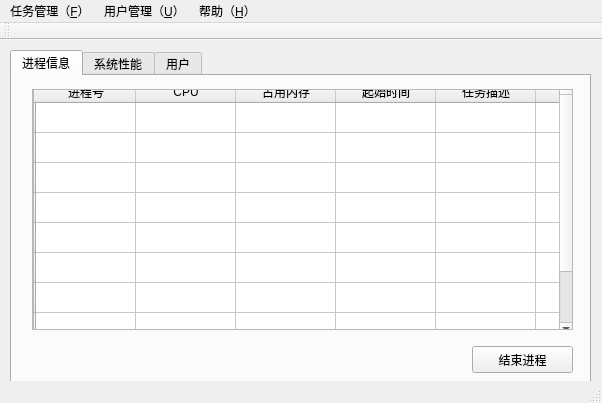
Above: ProcessManagement/processmanage.ui from demon101680/S-L before the change. Below: the same form after it.
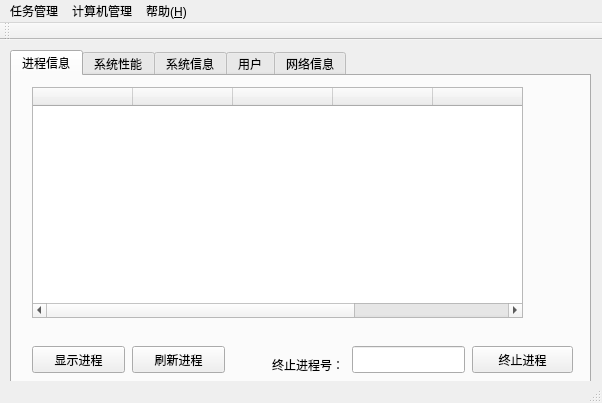
That is the form after the change. The open tabs and pages were chosen to show the change.

Diff of the .ui file:
```diff
--- a/ProcessManagement/processmanage.ui
+++ b/ProcessManagement/processmanage.ui
@@ -39,114 +39,6 @@
      <attribute name="title">
       <string>进程信息</string>
      </attribute>
-     <widget class="QScrollArea" name="scrollArea">
-      <property name="geometry">
-       <rect>
-        <x>20</x>
-        <y>13</y>
-        <width>541</width>
-        <height>241</height>
-       </rect>
-      </property>
-      <property name="widgetResizable">
-       <bool>true</bool>
-      </property>
-      <widget class="QWidget" name="scrollAreaWidgetContents">
-       <property name="geometry">
-        <rect>
-         <x>0</x>
-         <y>0</y>
-         <width>539</width>
-         <height>239</height>
-        </rect>
-       </property>
-       <widget class="QTableWidget" name="tableWidget">
-        <property name="geometry">
-         <rect>
-          <x>0</x>
-          <y>-10</y>
-          <width>541</width>
-          <height>271</height>
-         </rect>
-        </property>
-        <row>
-         <property name="text">
-          <string/>
-         </property>
-        </row>
-        <row>
-         <property name="text">
-          <string/>
-         </property>
-        </row>
-        <row>
-         <property name="text">
-          <string/>
-         </property>
-        </row>
-        <row>
-         <property name="text">
-          <string/>
-         </property>
-        </row>
-        <row>
-         <property name="text">
-          <string/>
-         </property>
-        </row>
-        <row>
-         <property name="text">
-          <string/>
-         </property>
-        </row>
-        <row>
-         <property name="text">
-          <string/>
-         </property>
-        </row>
-        <row>
-         <property name="text">
-          <string/>
-         </property>
-        </row>
-        <row>
-         <property name="text">
-          <string/>
-         </property>
-        </row>
-        <column>
-         <property name="text">
-          <string>进程号</string>
-         </property>
-        </column>
-        <column>
-         <property name="text">
-          <string>CPU</string>
-         </property>
-        </column>
-        <column>
-         <property name="text">
-          <string>占用内存</string>
-         </property>
-        </column>
-        <column>
-         <property name="text">
-          <string>起始时间</string>
-         </property>
-        </column>
-        <column>
-         <property name="text">
-          <string>任务描述</string>
-         </property>
-        </column>
-        <column>
-         <property name="text">
-          <string/>
-         </property>
-        </column>
-       </widget>
-      </widget>
-     </widget>
      <widget class="QPushButton" name="pushButton">
       <property name="geometry">
        <rect>
@@ -157,7 +49,96 @@
        </rect>
       </property>
       <property name="text">
-       <string>结束进程</string>
+       <string>终止进程</string>
+      </property>
+     </widget>
+     <widget class="QPushButton" name="pushButton_4">
+      <property name="geometry">
+       <rect>
+        <x>20</x>
+        <y>270</y>
+        <width>93</width>
+        <height>27</height>
+       </rect>
+      </property>
+      <property name="text">
+       <string>显示进程</string>
+      </property>
+     </widget>
+     <widget class="QPushButton" name="pushButton_5">
+      <property name="geometry">
+       <rect>
+        <x>120</x>
+        <y>270</y>
+        <width>93</width>
+        <height>27</height>
+       </rect>
+      </property>
+      <property name="text">
+       <string>刷新进程</string>
+      </property>
+     </widget>
+     <widget class="QTableWidget" name="tableWidget">
+      <property name="geometry">
+       <rect>
+        <x>20</x>
+        <y>11</y>
+        <width>491</width>
+        <height>231</height>
+       </rect>
+      </property>
+      <column>
+       <property name="text">
+        <string/>
+       </property>
+      </column>
+      <column>
+       <property name="text">
+        <string/>
+       </property>
+      </column>
+      <column>
+       <property name="text">
+        <string/>
+       </property>
+      </column>
+      <column>
+       <property name="text">
+        <string/>
+       </property>
+      </column>
+      <column>
+       <property name="text">
+        <string/>
+       </property>
+      </column>
+      <column>
+       <property name="text">
+        <string/>
+       </property>
+      </column>
+     </widget>
+     <widget class="QLabel" name="label_19">
+      <property name="geometry">
+       <rect>
+        <x>260</x>
+        <y>280</y>
+        <width>81</width>
+        <height>17</height>
+       </rect>
+      </property>
+      <property name="text">
+       <string>终止进程号：</string>
+      </property>
+     </widget>
+     <widget class="QLineEdit" name="lineEdit">
+      <property name="geometry">
+       <rect>
+        <x>340</x>
+        <y>270</y>
+        <width>113</width>
+        <height>27</height>
+       </rect>
       </property>
      </widget>
     </widget>
@@ -396,6 +377,69 @@
       </property>
      </widget>
     </widget>
+    <widget class="QWidget" name="tab_4">
+     <attribute name="title">
+      <string>系统信息</string>
+     </attribute>
+     <widget class="QFrame" name="frame">
+      <property name="geometry">
+       <rect>
+        <x>10</x>
+        <y>40</y>
+        <width>541</width>
+        <height>121</height>
+       </rect>
+      </property>
+      <property name="frameShape">
+       <enum>QFrame::StyledPanel</enum>
+      </property>
+      <property name="frameShadow">
+       <enum>QFrame::Raised</enum>
+      </property>
+     </widget>
+     <widget class="QLabel" name="label_13">
+      <property name="geometry">
+       <rect>
+        <x>10</x>
+        <y>20</y>
+        <width>81</width>
+        <height>17</height>
+       </rect>
+      </property>
+      <property name="text">
+       <string>处理器信息：</string>
+      </property>
+     </widget>
+     <widget class="QLabel" name="label_14">
+      <property name="geometry">
+       <rect>
+        <x>10</x>
+        <y>170</y>
+        <width>91</width>
+        <height>17</height>
+       </rect>
+      </property>
+      <property name="text">
+       <string>操作系统信息：</string>
+      </property>
+     </widget>
+     <widget class="QFrame" name="frame_2">
+      <property name="geometry">
+       <rect>
+        <x>10</x>
+        <y>190</y>
+        <width>541</width>
+        <height>111</height>
+       </rect>
+      </property>
+      <property name="frameShape">
+       <enum>QFrame::StyledPanel</enum>
+      </property>
+      <property name="frameShadow">
+       <enum>QFrame::Raised</enum>
+      </property>
+     </widget>
+    </widget>
     <widget class="QWidget" name="tab_3">
      <attribute name="title">
       <string>用户</string>
@@ -475,6 +519,76 @@
       </property>
      </widget>
     </widget>
+    <widget class="QWidget" name="tab_5">
+     <attribute name="title">
+      <string>网络信息</string>
+     </attribute>
+     <widget class="QLabel" name="label_15">
+      <property name="geometry">
+       <rect>
+        <x>30</x>
+        <y>40</y>
+        <width>81</width>
+        <height>17</height>
+       </rect>
+      </property>
+      <property name="text">
+       <string>本机主机名：</string>
+      </property>
+     </widget>
+     <widget class="QLabel" name="label_16">
+      <property name="geometry">
+       <rect>
+        <x>30</x>
+        <y>80</y>
+        <width>81</width>
+        <height>17</height>
+       </rect>
+      </property>
+      <property name="text">
+       <string>本机IP地址：</string>
+      </property>
+     </widget>
+     <widget class="QLabel" name="label_17">
+      <property name="geometry">
+       <rect>
+        <x>120</x>
+        <y>40</y>
+        <width>141</width>
+        <height>17</height>
+       </rect>
+      </property>
+      <property name="text">
+       <string/>
+      </property>
+     </widget>
+     <widget class="QLabel" name="label_18">
+      <property name="geometry">
+       <rect>
+        <x>120</x>
+        <y>80</y>
+        <width>141</width>
+        <height>17</height>
+       </rect>
+      </property>
+      <property name="text">
+       <string/>
+      </property>
+     </widget>
+     <widget class="QPushButton" name="pushButton_6">
+      <property name="geometry">
+       <rect>
+        <x>30</x>
+        <y>250</y>
+        <width>93</width>
+        <height>27</height>
+       </rect>
+      </property>
+      <property name="text">
+       <string>详细</string>
+      </property>
+     </widget>
+    </widget>
    </widget>
   </widget>
   <widget class="QMenuBar" name="menuBar">
@@ -486,9 +600,9 @@
      <height>25</height>
     </rect>
    </property>
-   <widget class="QMenu" name="menu_F">
+   <widget class="QMenu" name="menu">
     <property name="title">
-     <string>任务管理（&amp;F）</string>
+     <string>任务管理</string>
     </property>
     <addaction name="separator"/>
     <addaction name="action_N"/>
@@ -498,23 +612,23 @@
     <addaction name="action_M"/>
     <addaction name="action_Q"/>
    </widget>
-   <widget class="QMenu" name="menu_U">
+   <widget class="QMenu" name="menu_2">
     <property name="title">
-     <string>用户管理（&amp;U）</string>
+     <string>计算机管理</string>
     </property>
     <addaction name="action_H"/>
     <addaction name="action_Q_2"/>
    </widget>
-   <widget class="QMenu" name="menu_H">
+   <widget class="QMenu" name="menu_3">
     <property name="title">
-     <string>帮助（&amp;H）</string>
+     <string>帮助(&amp;H)</string>
     </property>
     <addaction name="action_S"/>
     <addaction name="action_I"/>
    </widget>
-   <addaction name="menu_F"/>
-   <addaction name="menu_U"/>
-   <addaction name="menu_H"/>
+   <addaction name="menu"/>
+   <addaction name="menu_2"/>
+   <addaction name="menu_3"/>
   </widget>
   <widget class="QToolBar" name="mainToolBar">
    <attribute name="toolBarArea">
```
Left out of the diff: 142 changed lines with no effect on the pictures.
